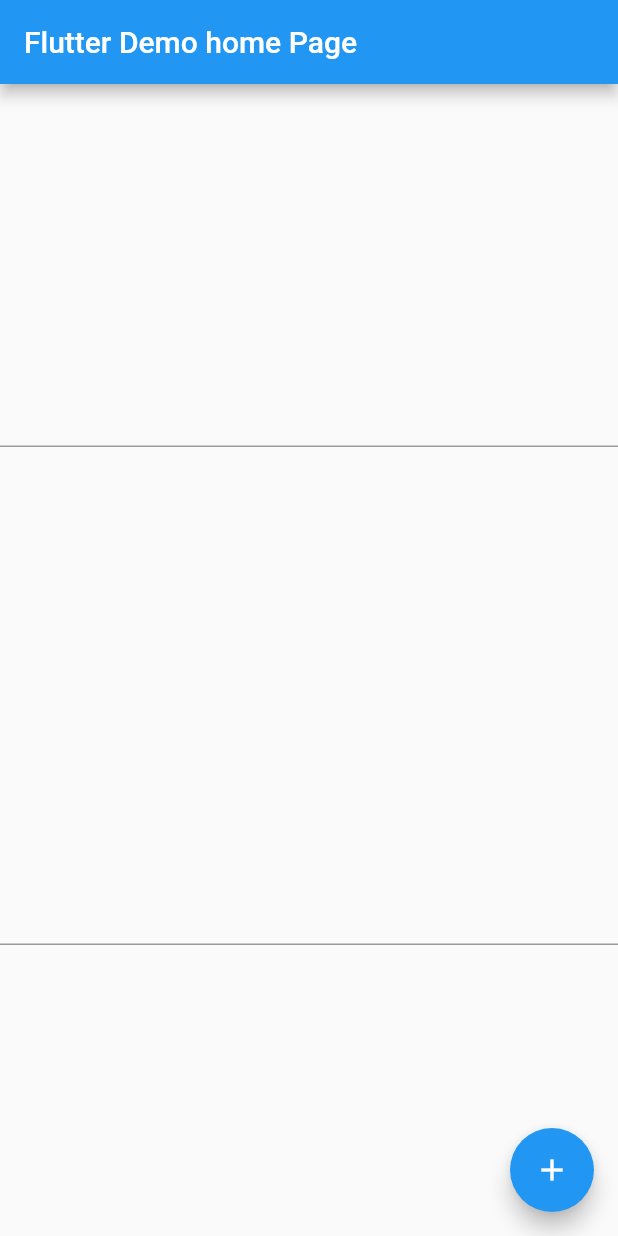
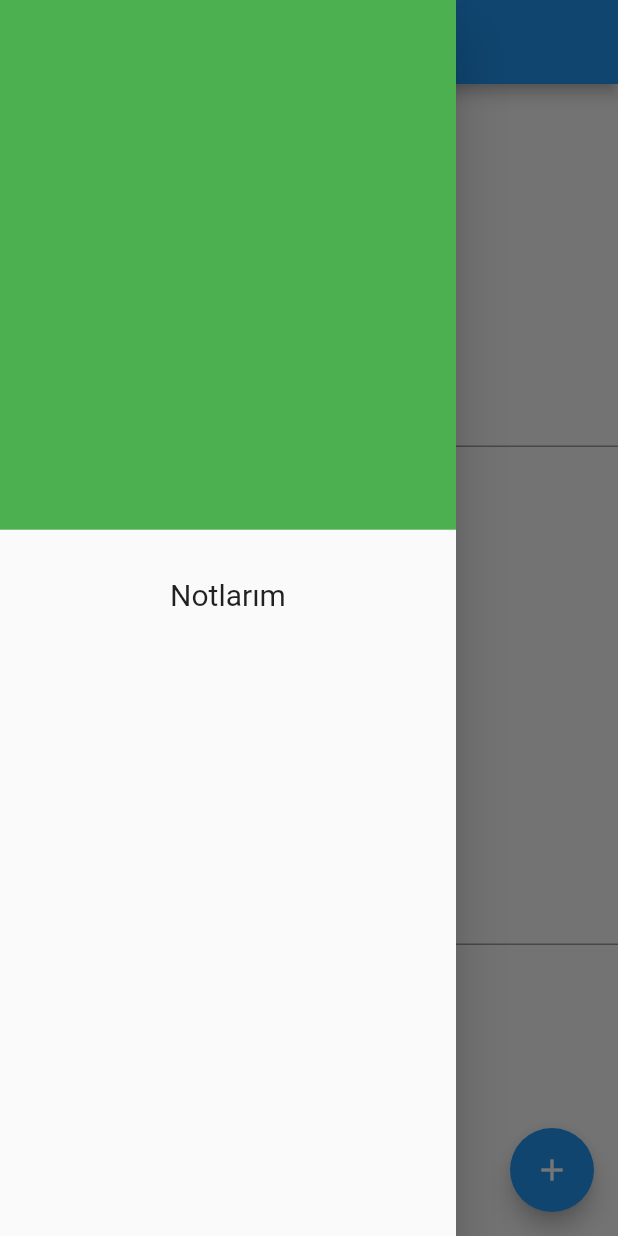
Before and after one commit to anilhyilmaz/notelist_flutter_firebase, a Flutter app: the screen it shows after launch, with the side drawer open (before the commit the screen has no drawer), on a phone screen of 412 x 824 dp. Run offline on Flutter 3.47's test engine with Material 2 defaults, Android fonts, the phone set to English and light mode, and no system bars; our stand-ins replace cloud_firestore, firebase_core; accounts and stored records are empty.

```diff
--- a/lib/main.dart
+++ b/lib/main.dart
@@ -1,6 +1,7 @@
 import 'package:flutter/material.dart';
 import 'package:firebase_core/firebase_core.dart';
 import 'package:cloud_firestore/cloud_firestore.dart';
+import 'package:flutter_notelist/notlarim.dart';
 
 void main() async{
   WidgetsFlutterBinding.ensureInitialized();
@@ -64,10 +65,24 @@ class _MyHomePageState extends State<MyHomePage> {
   @override
   Widget build(BuildContext context) {
     return Scaffold(
+      drawer: Drawer(child: Column(
+        children: [
+          Flexible(flex: 3,child: Container(color: Colors.green,)),
+          Flexible(flex:4,child: Padding(
+            padding: const EdgeInsets.all(32.0),
+            child: GestureDetector(onTap: (){
+              print('notlarım tıklandı');
+              Navigator.push(
+                  context,
+                  MaterialPageRoute(builder: (context) => notlarim()));
+            },child: Text('Notlarım',style: TextStyle(fontSize: 20),)),
+          ),),
+        ],
+      ),),
       appBar: AppBar(
         title: Text(widget.title),
       ),
-      body: Column(
+      body:Column(
         mainAxisAlignment: MainAxisAlignment.spaceEvenly,
         children: <Widget>[
           TextField(maxLines: 1,controller: _controllertitle,onChanged: (val){
```
